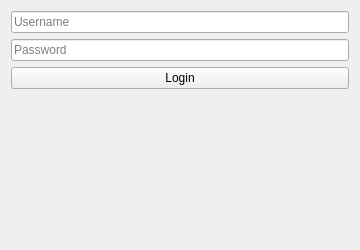
aribzhan-dev/EdyBuddy, file admin/ui/login.ui: the form before one commit.
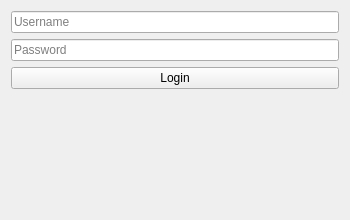
The form after the commit.

The edit to the form file:
```diff
--- a/admin/ui/login.ui
+++ b/admin/ui/login.ui
@@ -6,14 +6,16 @@
    <rect>
     <x>0</x>
     <y>0</y>
-    <width>360</width>
-    <height>250</height>
+    <width>350</width>
+    <height>220</height>
    </rect>
   </property>
   <property name="windowTitle">
    <string>Login</string>
   </property>
-  <layout class="QVBoxLayout" name="verticalLayout">
+
+  <layout class="QVBoxLayout" name="mainLayout">
+
    <item>
     <widget class="QLineEdit" name="inputUser">
      <property name="placeholderText">
@@ -21,6 +23,7 @@
      </property>
     </widget>
    </item>
+
    <item>
     <widget class="QLineEdit" name="inputPass">
      <property name="echoMode">
@@ -31,6 +34,7 @@
      </property>
     </widget>
    </item>
+
    <item>
     <widget class="QPushButton" name="btnLogin">
      <property name="text">
@@ -38,16 +42,21 @@
      </property>
     </widget>
    </item>
+
    <item>
     <widget class="QLabel" name="labelStatus">
      <property name="text">
       <string></string>
      </property>
      <property name="styleSheet">
-      <string notr="true">color:red;</string>
+      <string>color:red;</string>
+     </property>
+     <property name="alignment">
+      <set>Qt::AlignCenter</set>
      </property>
     </widget>
    </item>
+
   </layout>
  </widget>
  <resources/>
```
Left out of the diff: 3 changed lines with no effect on the pictures.
